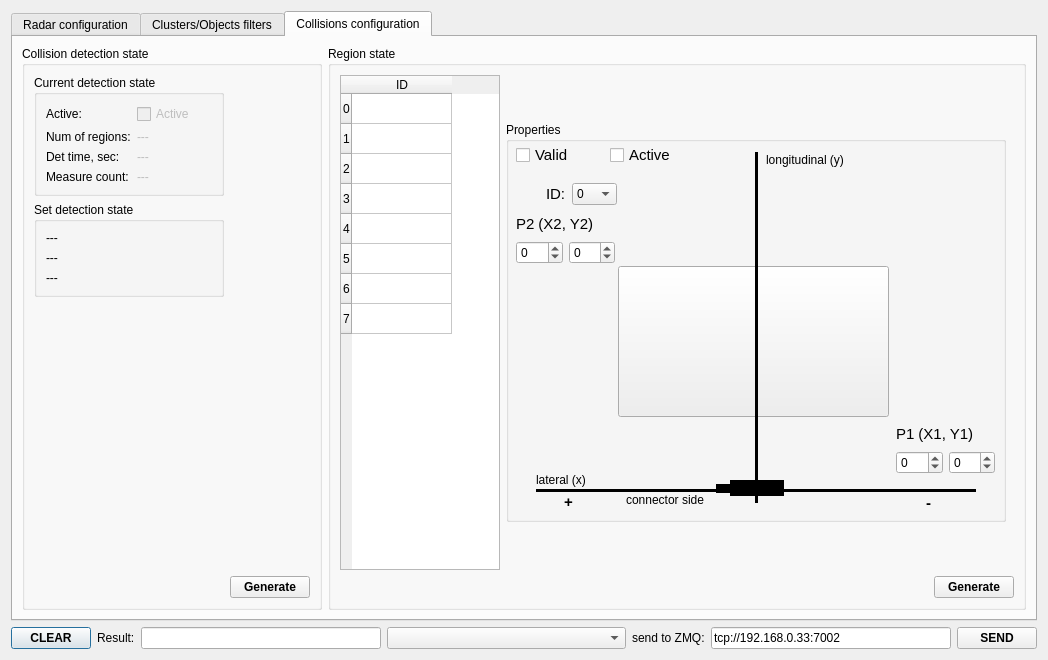
This is dialogconfig.ui in anatoltrush/RadarVisual as Qt 5 draws it before an edit. The edited form follows.
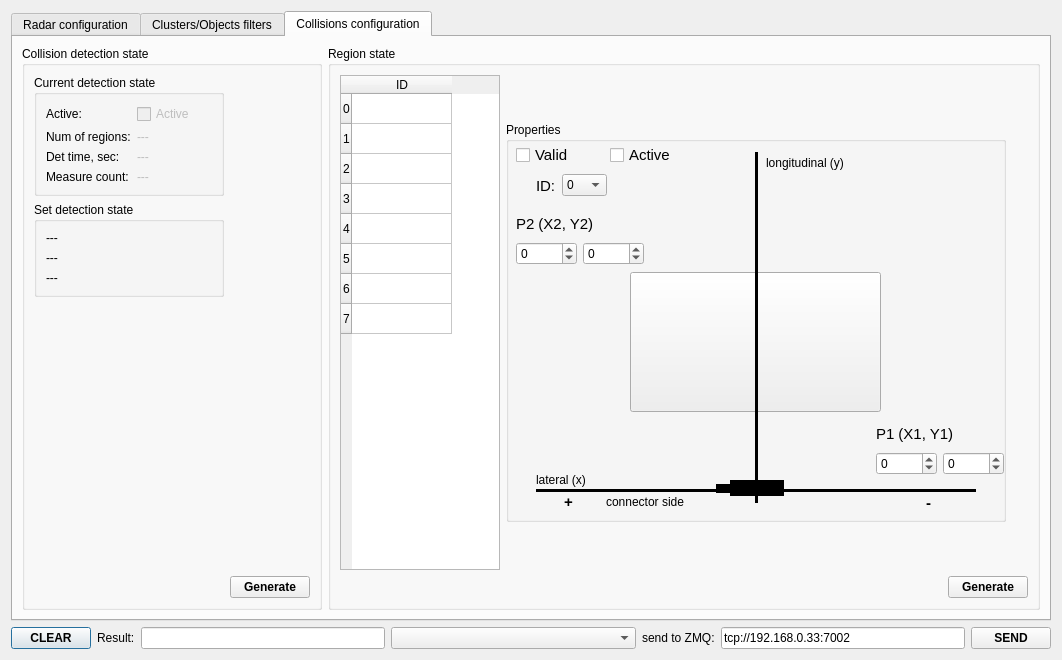
This is the edited form.

The edit to the form file:
```diff
--- a/dialogconfig.ui
+++ b/dialogconfig.ui
@@ -6,7 +6,7 @@
    <rect>
     <x>0</x>
     <y>0</y>
-    <width>1040</width>
+    <width>1062</width>
     <height>660</height>
    </rect>
   </property>
@@ -51,6 +51,7 @@
        </property>
        <property name="font">
         <font>
+         <weight>75</weight>
          <bold>true</bold>
         </font>
        </property>
@@ -69,6 +70,7 @@
        </property>
        <property name="font">
         <font>
+         <weight>75</weight>
          <bold>true</bold>
         </font>
        </property>
@@ -95,6 +97,7 @@
       <widget class="QPushButton" name="pBSend">
        <property name="font">
         <font>
+         <weight>75</weight>
          <bold>true</bold>
         </font>
        </property>
@@ -3278,10 +3281,10 @@
             <widget class="QToolButton" name="toolButton">
              <property name="geometry">
               <rect>
-               <x>112</x>
-               <y>144</y>
-               <width>271</width>
-               <height>151</height>
+               <x>124</x>
+               <y>150</y>
+               <width>251</width>
+               <height>140</height>
               </rect>
              </property>
              <property name="text">
@@ -3296,7 +3299,7 @@
               <rect>
                <x>30</x>
                <y>350</y>
-               <width>49</width>
+               <width>71</width>
                <height>16</height>
               </rect>
              </property>
@@ -3309,8 +3312,8 @@
               <rect>
                <x>260</x>
                <y>30</y>
-               <width>81</width>
-               <height>16</height>
+               <width>111</width>
+               <height>21</height>
               </rect>
              </property>
              <property name="text">
@@ -3377,10 +3380,10 @@
             <widget class="QLabel" name="label_70">
              <property name="geometry">
               <rect>
-               <x>120</x>
+               <x>100</x>
                <y>370</y>
-               <width>81</width>
-               <height>16</height>
+               <width>101</width>
+               <height>20</height>
               </rect>
              </property>
              <property name="text">
@@ -3406,7 +3409,7 @@
               <enum>Qt::Horizontal</enum>
              </property>
             </widget>
-            <widget class="QWidget" name="">
+            <widget class="QWidget" name="layoutWidget">
              <property name="geometry">
               <rect>
                <x>10</x>
@@ -3442,13 +3445,13 @@
               </item>
              </layout>
             </widget>
-            <widget class="QWidget" name="">
+            <widget class="QWidget" name="layoutWidget">
              <property name="geometry">
               <rect>
                <x>10</x>
                <y>90</y>
-               <width>99</width>
-               <height>52</height>
+               <width>128</width>
+               <height>53</height>
               </rect>
              </property>
              <layout class="QVBoxLayout" name="verticalLayout_2">
@@ -3508,13 +3511,13 @@
               </item>
              </layout>
             </widget>
-            <widget class="QWidget" name="">
+            <widget class="QWidget" name="layoutWidget">
              <property name="geometry">
               <rect>
-               <x>390</x>
+               <x>370</x>
                <y>300</y>
-               <width>99</width>
-               <height>52</height>
+               <width>128</width>
+               <height>53</height>
               </rect>
              </property>
              <layout class="QVBoxLayout" name="verticalLayout_3">
@@ -3574,13 +3577,13 @@
               </item>
              </layout>
             </widget>
-            <widget class="QWidget" name="">
+            <widget class="QWidget" name="layoutWidget">
              <property name="geometry">
               <rect>
-               <x>40</x>
-               <y>60</y>
+               <x>30</x>
+               <y>50</y>
                <width>71</width>
-               <height>24</height>
+               <height>27</height>
               </rect>
              </property>
              <layout class="QHBoxLayout" name="horizontalLayout_11">
@@ -3693,6 +3696,7 @@
             </property>
             <property name="font">
              <font>
+              <weight>75</weight>
               <bold>true</bold>
              </font>
             </property>
```
Left out of the diff: 32 changed lines with no effect on the pictures.
